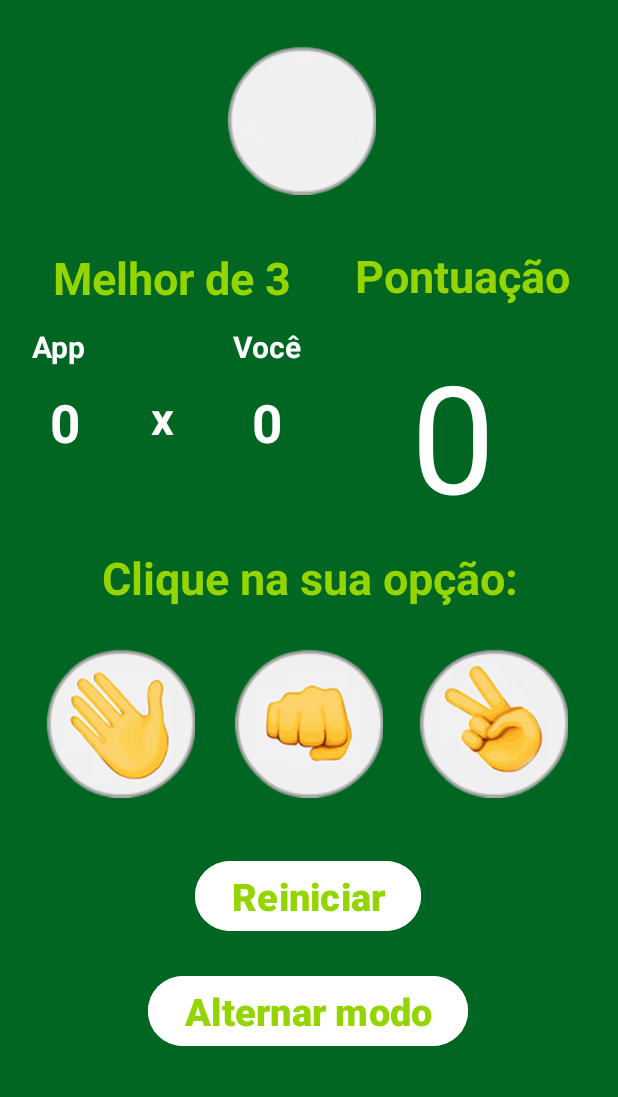
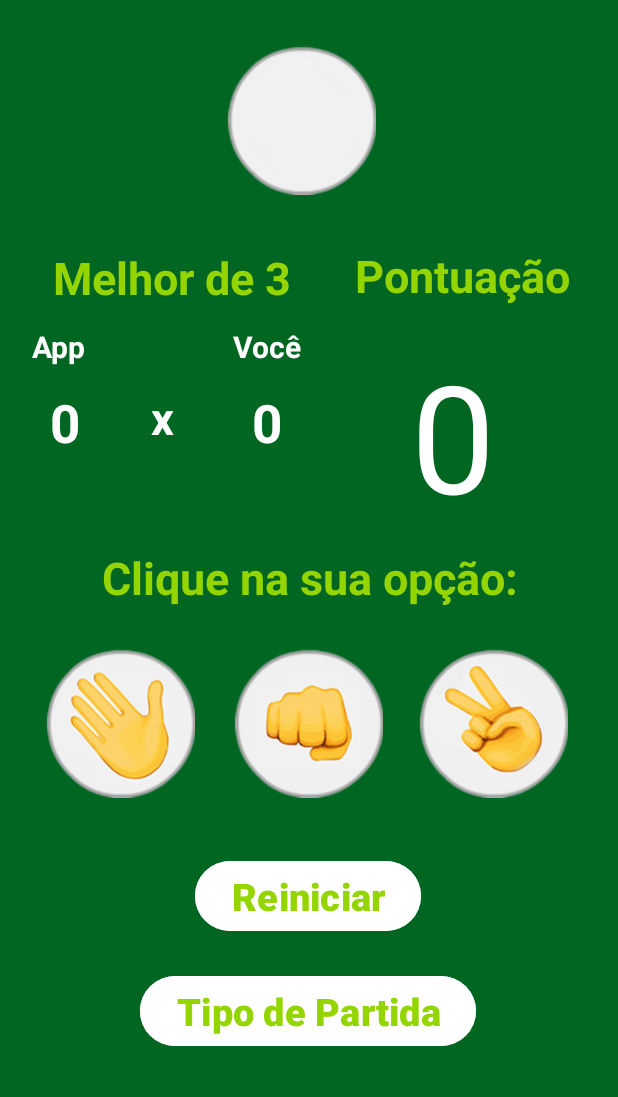
Before and after one commit to FreitasLopes/Jo-Ken-Po, an Android app: the screen it shows after launch (MainActivity), on a phone screen of 412 x 824 dp, the part 139-1236 px from its top. Run offline under Robolectric (Android 15) with nearby library versions, the phone set to English and light mode, and no system bars.

Commit message:
mudanças no modo jogo
- mudando texto do botao

```diff
--- a/05-Imagem/app/src/main/java/br/com/fecap/ccp/imagem/MainActivity.java
+++ b/05-Imagem/app/src/main/java/br/com/fecap/ccp/imagem/MainActivity.java
@@ -160,7 +160,7 @@ public class MainActivity extends AppCompatActivity {
         textPontuacao.setText("0");
 
        //exibir o nome do botao quando nenhum modo foi escolhido
-        btnMudarModo.setText("Alternar Modo");
+        btnMudarModo.setText("Tipo de Partida");
 
         //exibir todos os modos de jogo
 
--- a/05-Imagem/app/src/main/res/layout/activity_main.xml
+++ b/05-Imagem/app/src/main/res/layout/activity_main.xml
@@ -244,7 +244,7 @@
         android:layout_height="wrap_content"
         android:backgroundTint="@color/appBotao"
         android:onClick="mudarModoJogo"
-        android:text="Alternar modo"
+        android:text="Tipo de Partida"
         android:textAlignment="center"
         android:textColor="@color/appFonte2"
         android:textSize="25sp"
```
